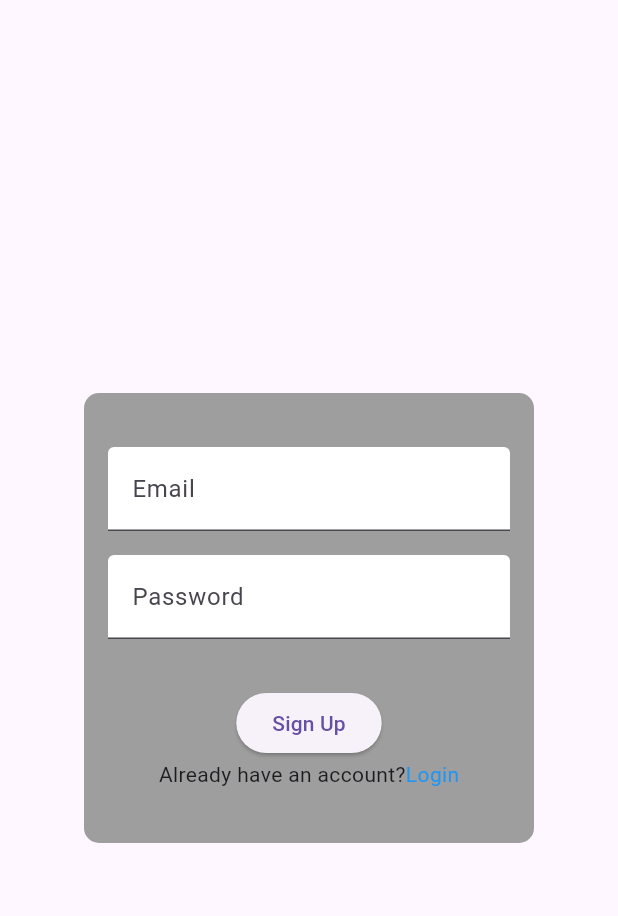
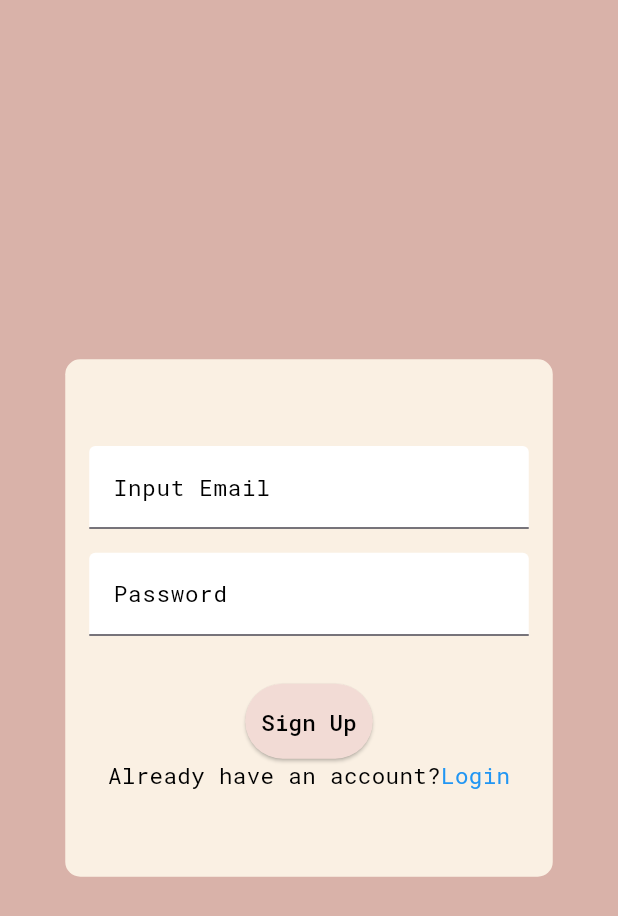
Before and after one commit to KeeeeEf/mobdev_final, a Flutter app: the Signup screen opened by its route, on a phone screen of 412 x 824 dp. Shown: the top 916 px of the screen. Run offline on Flutter 3.47's test engine with Material 3 defaults, Android fonts, the phone set to English and light mode, and no system bars; our stand-ins replace cloud_firestore, firebase_auth, firebase_core, flutter_secure_storage, google_fonts; accounts and stored records are empty.

Commit message:
sign-up design up

```diff
--- a/lib/details/Signup.dart
+++ b/lib/details/Signup.dart
@@ -1,6 +1,7 @@
 import 'package:firebase_auth/firebase_auth.dart';
 import 'package:flutter/material.dart';
 import 'package:mobdev_final/details/Login.dart';
+import 'package:google_fonts/google_fonts.dart';
 
 class Signup extends StatefulWidget {
   static const String routeName = "signup";
@@ -17,13 +18,14 @@ class _SignupState extends State<Signup> {
   @override
   Widget build(BuildContext context) {
     return Scaffold(
+      backgroundColor: Color.fromRGBO(217, 178, 169, 1),
       body: Center(
         child: Container(
-          width: 300.0,
-          height: 300.0,
+          width: 325.0,
+          height: 345.0,
           padding: EdgeInsets.all(16.0),
           decoration: BoxDecoration(
-            color: Colors.grey,
+            color: Color.fromRGBO(250, 240, 227, 1),
             borderRadius: BorderRadius.circular(10.0),
           ),
           child: Column(
@@ -32,7 +34,12 @@ class _SignupState extends State<Signup> {
               TextField(
                 controller: _emailController,
                 decoration: InputDecoration(
-                  labelText: 'Email',
+                  labelText: 'Input Email',
+                  labelStyle: GoogleFonts.robotoMono(
+                    color: Colors.black,
+                    fontSize: 15.0,
+                  ),
+
                   fillColor: Colors.white,
                   filled: true,
                 ),
@@ -43,6 +50,10 @@ class _SignupState extends State<Signup> {
                 controller: _passwordController,
                 decoration: InputDecoration(
                   labelText: 'Password',
+                  labelStyle: GoogleFonts.robotoMono(
+                    color: Colors.black,
+                    fontSize:15.0,
+                  ),
                   fillColor: Colors.white,
                   filled: true,
                 ),
@@ -54,19 +65,45 @@ class _SignupState extends State<Signup> {
                   signUp(_emailController.value.text,
                       _passwordController.value.text);
                 },
-                child: Text('Sign Up'),
+                  style: ButtonStyle(
+                  backgroundColor: MaterialStateProperty.all<Color>(
+                    Color.fromRGBO(242, 219, 213, 1)
+                    ),
+
+                    fixedSize: MaterialStateProperty.all<Size>(
+                      Size(85,50),
+                    ),
+                  padding: MaterialStateProperty.all<EdgeInsetsGeometry>(
+                    const EdgeInsets.symmetric(horizontal: 5, vertical: 5),
+                  ),
+                ),
+                child: Text(
+                  'Sign Up',
+                  style: GoogleFonts.robotoMono(
+                    fontSize: 15.0,
+                    color: Colors.black,
+                  ),),
               ),
               Row(
                 mainAxisAlignment: MainAxisAlignment.center,
                 children: [
-                  Text("Already have an account?"),
+                  Text(
+                    "Already have an account?",
+                    style: GoogleFonts.robotoMono(
+                      fontSize: 15.0,
+                      color: Colors.black,
+                    ),
+                    ),
                   GestureDetector(
                     onTap: () {
                       Navigator.pushReplacementNamed(context, Login.routeName);
                     },
                     child: Text(
                       "Login",
-                      style: TextStyle(color: Colors.blue),
+                      style: GoogleFonts.robotoMono(
+                        fontSize: 15.0,
+                        color: Colors.blue,
+                      ),
                     ),
                   )
                 ],
```
